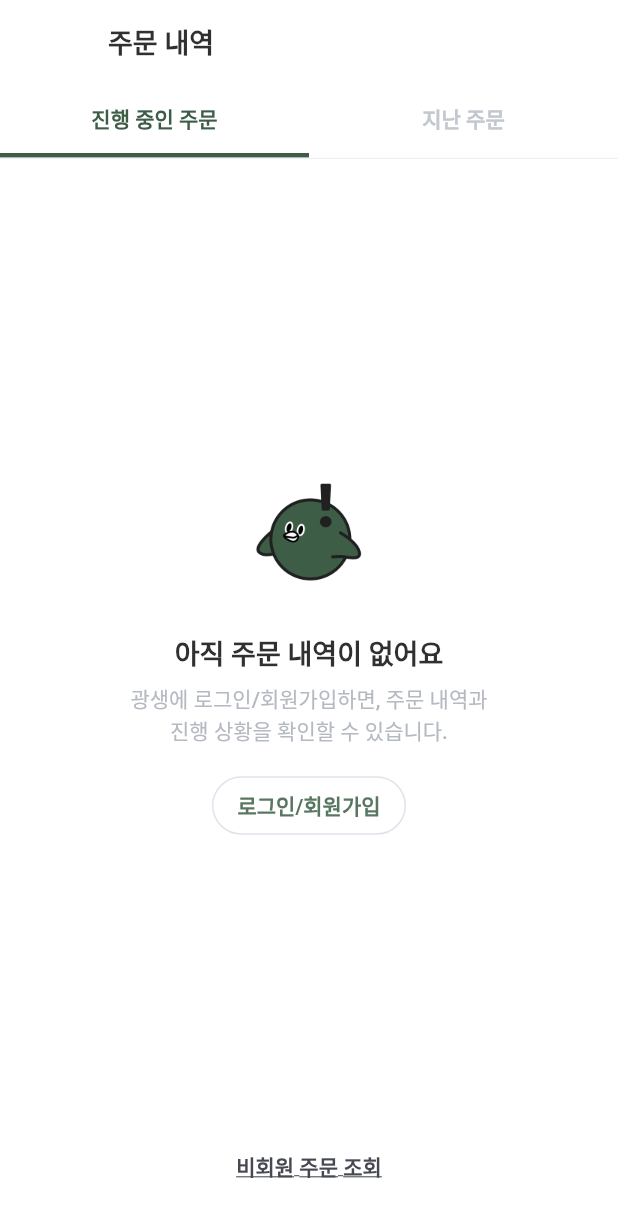
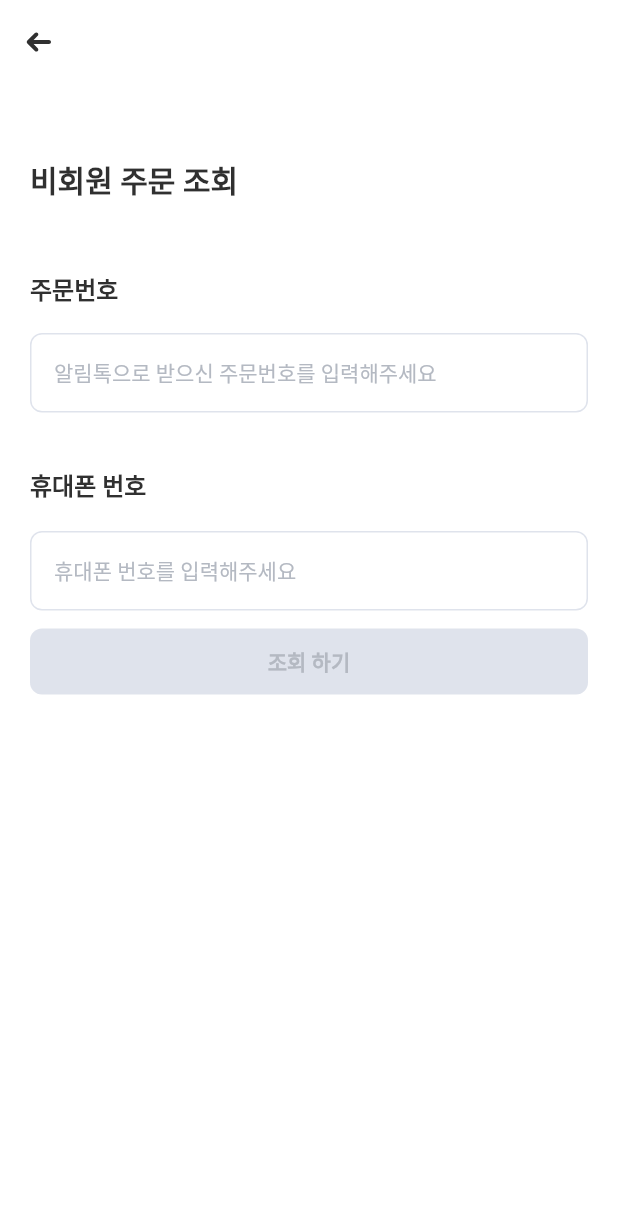
Before and after one commit to money-poly/kwangsang, a Flutter app: the OrderView screen opened directly, after a tap on "비회원 주문 조회", on a phone screen of 412 x 824 dp. Shown: the top 1217 px of the screen. Run offline on Flutter 3.47's test engine with Material 2 defaults, Android fonts, the phone set to English and light mode, and no system bars; drawn by our look-alikes of flutter_styled_toast; our stand-ins replace carousel_slider, extended_image, flutter_dotenv, flutter_native_splash, flutter_svg, geolocator and 2 more; missing offline and left inert: amplitude_flutter; accounts and stored records are empty; Roboto replaces fonts that are missing (Pretendard); statements that could not run were skipped.

Commit message:
feat(order_find_view): 비회원 주문 조회 화면

```diff
--- /dev/null
+++ b/lib/screens/order/order_find_view.dart
@@ -0,0 +1,81 @@
+import 'package:flutter/material.dart';
+import 'package:flutter/services.dart';
+import 'package:flutter_svg/flutter_svg.dart';
+import 'package:immersion_kwangsang/styles/color.dart';
+import 'package:immersion_kwangsang/styles/txt.dart';
+import 'package:immersion_kwangsang/widgets/custom_textfield.dart';
+import 'package:immersion_kwangsang/widgets/textfield_title.dart';
+
+class OrderFindView extends StatelessWidget {
+  const OrderFindView({super.key});
+
+  @override
+  Widget build(BuildContext context) {
+    return Scaffold(
+      appBar: AppBar(
+        backgroundColor: KwangColor.grey100,
+        leading: GestureDetector(
+          onTap: () {
+            Navigator.of(context).pop();
+          },
+          child: Padding(
+            padding: const EdgeInsets.symmetric(horizontal: 8),
+            child: SvgPicture.asset("assets/icons/ic_36_back.svg"),
+          ),
+        ),
+        leadingWidth: 52,
+        elevation: 0,
+      ),
+      body: SingleChildScrollView(
+        child: Form(
+          child: Padding(
+            padding: const EdgeInsets.only(left: 20, right: 20, top: 48),
+            child: Column(
+              crossAxisAlignment: CrossAxisAlignment.start,
+              children: [
+                Text(
+                  "비회원 주문 조회",
+                  style: KwangStyle.header1,
+                ),
+                const SizedBox(height: 32),
+                const TextFieldTitle(title: "주문번호"),
+                CustomTextField(
+                  controller: TextEditingController(),
+                  hintText: "알림톡으로 받으신 주문번호를 입력해주세요",
+                  validator: (value) {
+                    return null;
+                  },
+                ), // [TODO] controller, validator 추가
+                const SizedBox(height: 26),
+                const TextFieldTitle(title: "휴대폰 번호"),
+                CustomTextField(
+                  controller: TextEditingController(),
+                  keyboardType: TextInputType.phone,
+                  inputFormatters: [FilteringTextInputFormatter.digitsOnly],
+                  hintText: "휴대폰 번호를 입력해주세요",
+                  validator: (value) {
+                    return null;
+                  },
+                ), // [TODO] controller, validator 추가
+                const SizedBox(height: 12),
+                Container(
+                  height: 44,
+                  alignment: Alignment.center,
+                  decoration: BoxDecoration(
+                      borderRadius: BorderRadius.circular(8),
+                      color: KwangColor.grey400),
+                  child: Text(
+                    "조회 하기",
+                    style: KwangStyle.btn2B.copyWith(
+                      color: KwangColor.grey600,
+                    ),
+                  ),
+                )
+              ],
+            ),
+          ),
+        ),
+      ),
+    );
+  }
+}
--- a/lib/screens/order/order_ing_view.dart
+++ b/lib/screens/order/order_ing_view.dart
@@ -1,6 +1,7 @@
 import 'package:flutter/material.dart';
 import 'package:immersion_kwangsang/screens/login/login_view.dart';
 import 'package:immersion_kwangsang/screens/login/login_view_model.dart';
+import 'package:immersion_kwangsang/screens/order/order_find_view.dart';
 import 'package:immersion_kwangsang/styles/color.dart';
 import 'package:immersion_kwangsang/styles/txt.dart';
 import 'package:provider/provider.dart';
@@ -68,7 +69,13 @@ class OrderIngView extends StatelessWidget {
           ),
         ),
         GestureDetector(
-          onTap: () {},
+          onTap: () {
+            Navigator.of(context).push(
+              MaterialPageRoute(
+                builder: (context) => const OrderFindView(),
+              ),
+            );
+          },
           child: Text(
             "비회원 주문 조회",
             style: KwangStyle.btn2SB.copyWith(
```
Also changed, not shown: lib/screens/order/order_find_view_model.dart (added).
